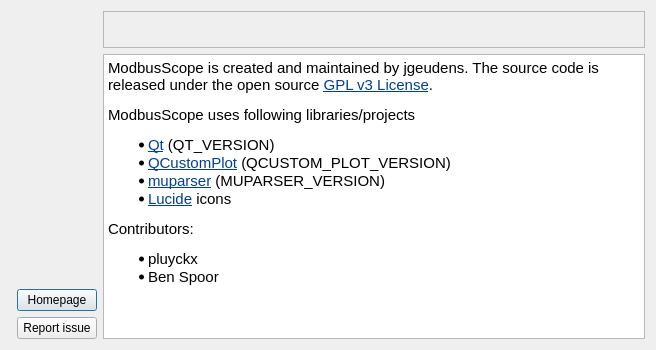
This is src/dialogs/aboutdialog.ui in ModbusScope/ModbusScope as Qt 5 draws it before an edit. The edited form follows.
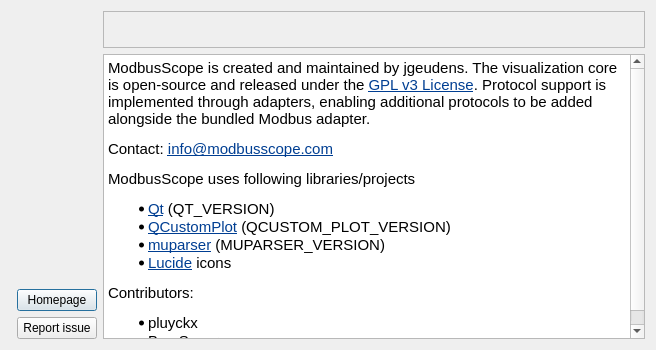
This is the edited form. Icons and pictures are not drawn.

Commit message: Update license info

The edit to the form file:
```diff
--- a/src/dialogs/aboutdialog.ui
+++ b/src/dialogs/aboutdialog.ui
@@ -184,7 +184,8 @@
 li.unchecked::marker { content: &quot;\2610&quot;; }
 li.checked::marker { content: &quot;\2612&quot;; }
 &lt;/style&gt;&lt;/head&gt;&lt;body style=&quot; font-family:'Cantarell'; font-size:11pt; font-weight:400; font-style:normal;&quot;&gt;
-&lt;p style=&quot; margin-top:12px; margin-bottom:12px; margin-left:0px; margin-right:0px; -qt-block-indent:0; text-indent:0px;&quot;&gt;&lt;span style=&quot; font-family:'Ubuntu';&quot;&gt;ModbusScope is created and maintained by jgeudens. The source code is released under &lt;/span&gt;&lt;span style=&quot; font-family:'Segoe UI';&quot;&gt;the open source &lt;/span&gt;&lt;a href=&quot;https://github.com/ModbusScope/ModbusScope/blob/master/LICENSE&quot;&gt;&lt;span style=&quot; font-family:'Segoe UI'; text-decoration: underline; color:#003e92;&quot;&gt;GPL v3 License&lt;/span&gt;&lt;/a&gt;&lt;span style=&quot; font-family:'Ubuntu';&quot;&gt;.&lt;/span&gt;&lt;/p&gt;
+&lt;p style=&quot; margin-top:12px; margin-bottom:12px; margin-left:0px; margin-right:0px; -qt-block-indent:0; text-indent:0px;&quot;&gt;&lt;span style=&quot; font-family:'Ubuntu';&quot;&gt;ModbusScope is created and maintained by jgeudens. The visualization core is open-source and released under the &lt;/span&gt;&lt;a href=&quot;https://github.com/ModbusScope/ModbusScope/blob/master/LICENSE&quot;&gt;&lt;span style=&quot; font-family:'Segoe UI'; text-decoration: underline; color:#003e92;&quot;&gt;GPL v3 License&lt;/span&gt;&lt;/a&gt;&lt;span style=&quot; font-family:'Ubuntu';&quot;&gt;. Protocol support is implemented through adapters, enabling additional protocols to be added alongside the bundled Modbus adapter.&lt;/span&gt;&lt;/p&gt;
+&lt;p style=&quot; margin-top:12px; margin-bottom:12px; margin-left:0px; margin-right:0px; -qt-block-indent:0; text-indent:0px;&quot;&gt;&lt;span style=&quot; font-family:'Ubuntu';&quot;&gt;Contact: &lt;/span&gt;&lt;a href=&quot;mailto:info@modbusscope.com&quot;&gt;&lt;span style=&quot; font-family:'Segoe UI'; text-decoration: underline; color:#003e92;&quot;&gt;info@modbusscope.com&lt;/span&gt;&lt;/a&gt;&lt;/p&gt;
 &lt;p style=&quot; margin-top:12px; margin-bottom:12px; margin-left:0px; margin-right:0px; -qt-block-indent:0; text-indent:0px;&quot;&gt;&lt;span style=&quot; font-family:'Ubuntu';&quot;&gt;ModbusScope uses following libraries/projects&lt;/span&gt;&lt;/p&gt;
 &lt;ul style=&quot;margin-top: 0px; margin-bottom: 0px; margin-left: 0px; margin-right: 0px; -qt-list-indent: 1;&quot;&gt;
 &lt;li style=&quot; font-family:'Ubuntu';&quot; style=&quot; margin-top:0px; margin-bottom:0px; margin-left:0px; margin-right:0px; -qt-block-indent:0; text-indent:0px;&quot;&gt;&lt;a href=&quot;https://www.qt.io/&quot;&gt;&lt;span style=&quot; text-decoration: underline; color:#003e92;&quot;&gt;Qt&lt;/span&gt;&lt;/a&gt; (QT_VERSION)&lt;/li&gt;
```
The commit also changes 1 other file.
